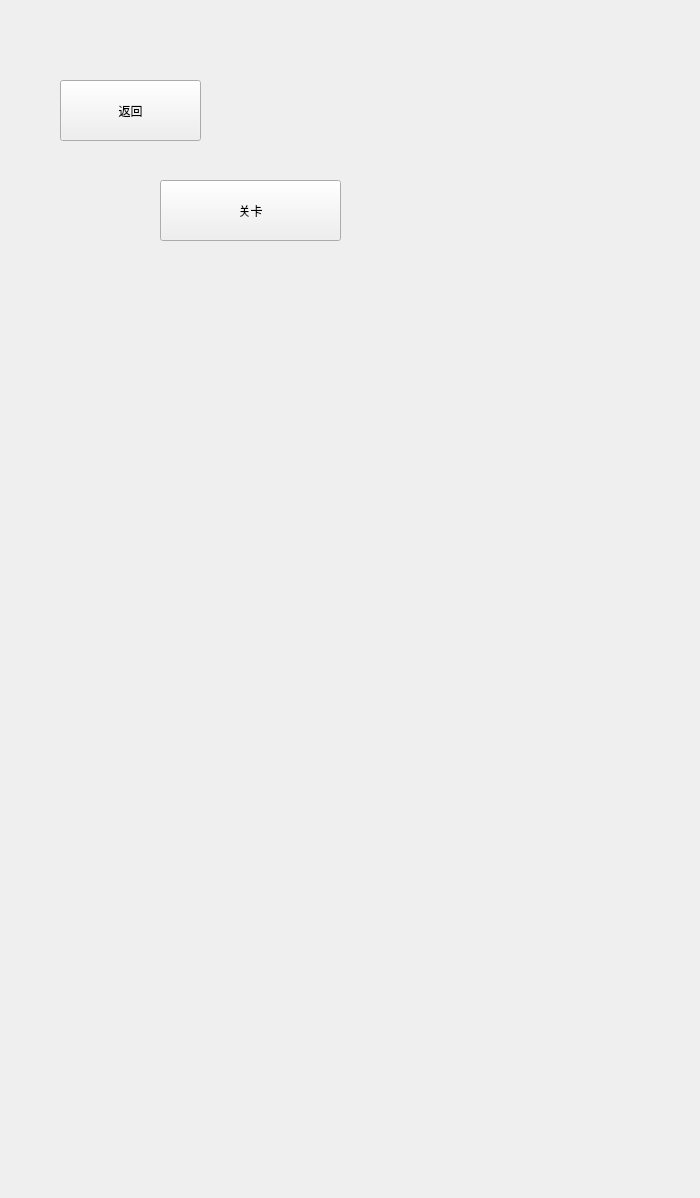
Before: the Qt Designer form reSnake/select.ui in toucheres/reSnake, drawn with Qt 5.
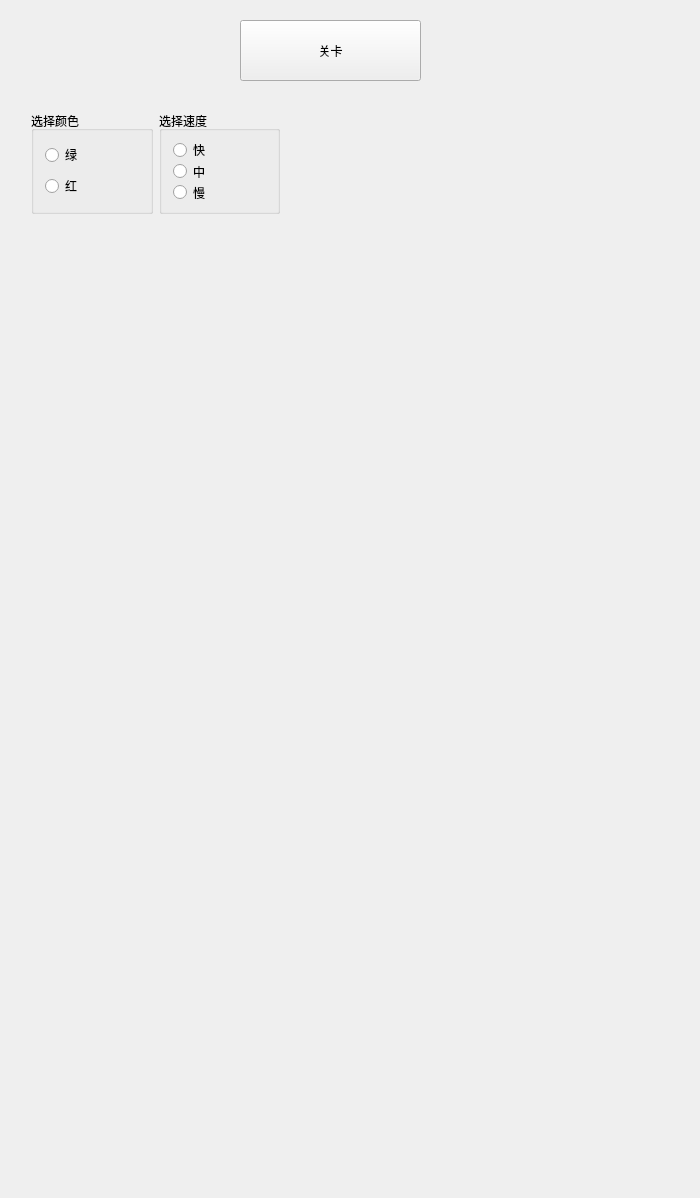
After: the same form once the commit is applied.

Commit message: 对选择界面进一步优化

Patch:
```diff
--- a/reSnake/select.ui
+++ b/reSnake/select.ui
@@ -14,24 +14,11 @@
    <string>select</string>
   </property>
   <widget class="QWidget" name="centralWidget">
-   <widget class="QPushButton" name="btn2">
-    <property name="geometry">
-     <rect>
-      <x>60</x>
-      <y>80</y>
-      <width>141</width>
-      <height>61</height>
-     </rect>
-    </property>
-    <property name="text">
-     <string>返回</string>
-    </property>
-   </widget>
    <widget class="QPushButton" name="btn4">
     <property name="geometry">
      <rect>
-      <x>160</x>
-      <y>180</y>
+      <x>240</x>
+      <y>20</y>
       <width>181</width>
       <height>61</height>
      </rect>
@@ -40,6 +27,71 @@
      <string>关卡</string>
     </property>
    </widget>
+   <widget class="QWidget" name="widget" native="true">
+    <property name="geometry">
+     <rect>
+      <x>20</x>
+      <y>100</y>
+      <width>271</width>
+      <height>125</height>
+     </rect>
+    </property>
+    <layout class="QHBoxLayout" name="horizontalLayout">
+     <item>
+      <widget class="QGroupBox" name="choosecolor">
+       <property name="title">
+        <string>选择颜色</string>
+       </property>
+       <layout class="QVBoxLayout" name="verticalLayout">
+        <item>
+         <widget class="QRadioButton" name="greencheck">
+          <property name="text">
+           <string>绿</string>
+          </property>
+         </widget>
+        </item>
+        <item>
+         <widget class="QRadioButton" name="redcheck">
+          <property name="text">
+           <string>红</string>
+          </property>
+         </widget>
+        </item>
+       </layout>
+      </widget>
+     </item>
+     <item>
+      <widget class="QGroupBox" name="groupBox">
+       <property name="title">
+        <string>选择速度</string>
+       </property>
+       <layout class="QVBoxLayout" name="verticalLayout_2">
+        <item>
+         <widget class="QRadioButton" name="speedfast">
+          <property name="text">
+           <string>快</string>
+          </property>
+         </widget>
+        </item>
+        <item>
+         <widget class="QRadioButton" name="speednormal">
+          <property name="text">
+           <string>中</string>
+          </property>
+         </widget>
+        </item>
+        <item>
+         <widget class="QRadioButton" name="speedslow">
+          <property name="text">
+           <string>慢</string>
+          </property>
+         </widget>
+        </item>
+       </layout>
+      </widget>
+     </item>
+    </layout>
+   </widget>
   </widget>
  </widget>
  <layoutdefault spacing="6" margin="11"/>
```
The commit also changes 4 other files.
